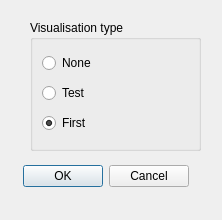
Before: the Qt Designer form forms/settingswindow.ui in Anteii/MusicPlayer, drawn with Qt 5.
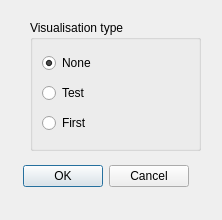
After: the same form once the commit is applied.

Patch:
```diff
--- a/forms/settingswindow.ui
+++ b/forms/settingswindow.ui
@@ -51,7 +51,7 @@
        <string>None</string>
       </property>
       <property name="checked">
-       <bool>false</bool>
+       <bool>true</bool>
       </property>
      </widget>
     </item>
@@ -71,7 +71,7 @@
        <string>First</string>
       </property>
       <property name="checked">
-       <bool>true</bool>
+       <bool>false</bool>
       </property>
      </widget>
     </item>
```
